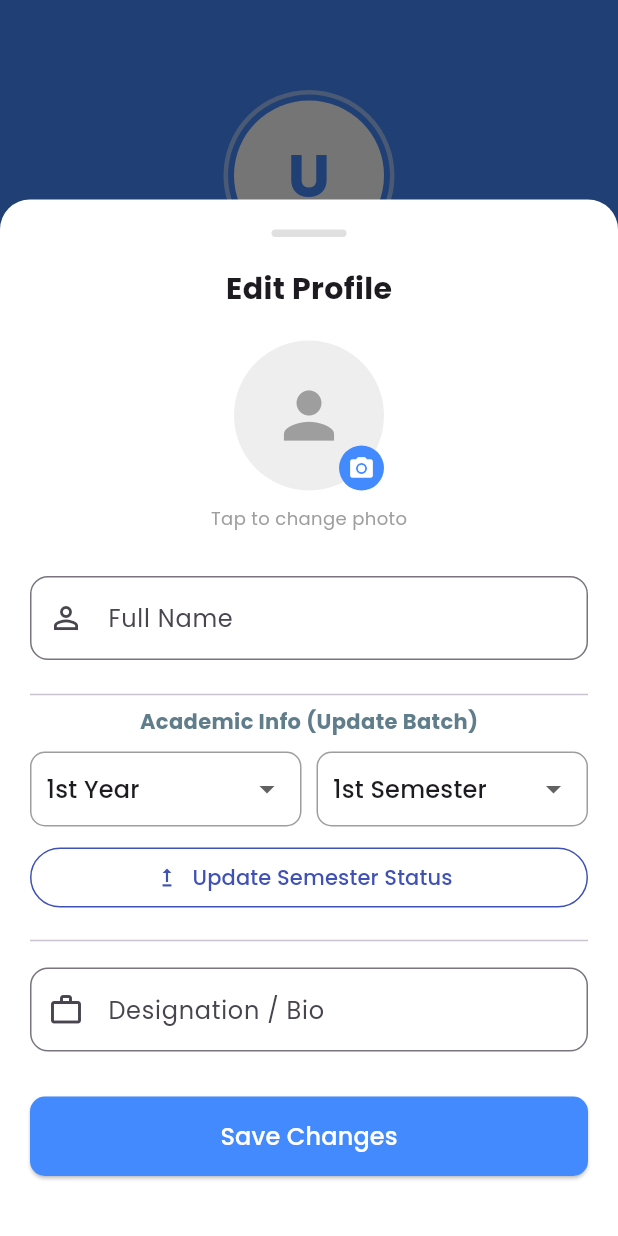
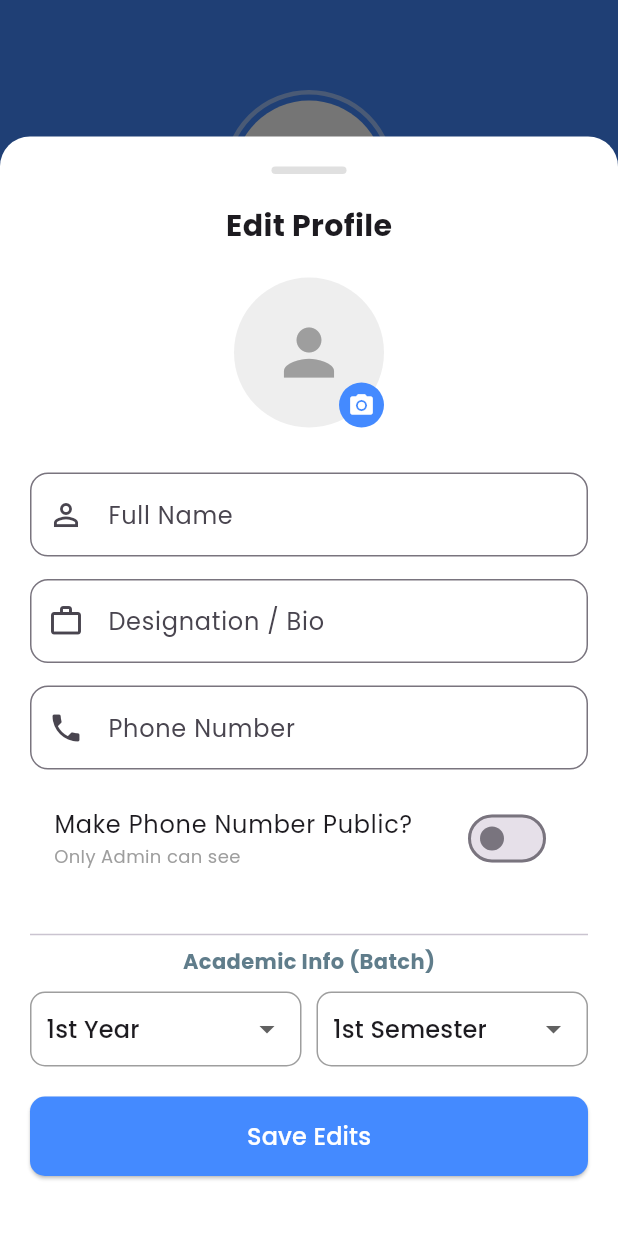
Before and after one commit to SH-Jisan/GSTU_CSE_Connect, a Flutter app: the ProfileScreen screen opened directly, after a tap on the "edit" icon, on a phone screen of 412 x 824 dp. Run offline on Flutter 3.47's test engine with Material 3 defaults, Android fonts, the phone set to English and light mode, and no system bars; our stand-ins replace file_picker, firebase_core, firebase_messaging, flutter_local_notifications, get, get_storage and 3 more; accounts and stored records are empty; network calls fail.

Commit message:
signup screene/edit profile/profile screen e phone number add and privacy toggle button add and profile edit ui upgrade

```diff
--- a/mobile_app/lib/modules/auth/signup_screen.dart
+++ b/mobile_app/lib/modules/auth/signup_screen.dart
@@ -1,4 +1,3 @@
-//D:\app_dev\GSTU_CSE_Connect\mobile_app\lib\modules\auth\signup_screen.dart
 import 'package:flutter/material.dart';
 import 'package:get/get.dart';
 import 'package:google_fonts/google_fonts.dart';
@@ -55,15 +54,21 @@ class SignUpScreen extends StatelessWidget {
               ),
               const SizedBox(height: 20),
 
-              // 2. Common Fields (Name, Email, Pass)
+              // 2. Common Fields
               _buildTextField(controller.nameController, "Full Name", Icons.person),
               const SizedBox(height: 15),
+
               _buildTextField(controller.emailController, "Email Address", Icons.email),
               const SizedBox(height: 15),
+
+              // 🆕 Phone Field (Added)
+              _buildTextField(controller.phoneController, "Phone Number", Icons.phone, isNumber: true),
+              const SizedBox(height: 15),
+
               _buildTextField(controller.passwordController, "Password", Icons.lock, isObscure: true),
               const SizedBox(height: 15),
 
-              // 3. Dynamic Fields (Logic based on Role)
+              // 3. Dynamic Fields
               Obx(() {
                 if (controller.selectedRole.value == 'student') {
                   return Column(
@@ -113,11 +118,11 @@ class SignUpScreen extends StatelessWidget {
     );
   }
 
-  // হেল্পার উইজেট (টেক্সট ফিল্ড বানানোর জন্য)
-  Widget _buildTextField(TextEditingController ctrl, String label, IconData icon, {bool isObscure = false}) {
+  Widget _buildTextField(TextEditingController ctrl, String label, IconData icon, {bool isObscure = false, bool isNumber = false}) {
     return TextField(
       controller: ctrl,
       obscureText: isObscure,
+      keyboardType: isNumber ? TextInputType.phone : TextInputType.text,
       decoration: InputDecoration(
         labelText: label,
         prefixIcon: Icon(icon),
--- a/mobile_app/lib/modules/profile/edit_profile_sheet.dart
+++ b/mobile_app/lib/modules/profile/edit_profile_sheet.dart
@@ -1,21 +1,34 @@
-//D:\app_dev\GSTU_CSE_Connect\mobile_app\lib\modules\profile\edit_profile_sheet.dart
-import 'package:flutter/foundation.dart';
 import 'package:flutter/material.dart';
 import 'package:get/get.dart';
 import 'profile_controller.dart';
-import "../student/controllers/batch_controller.dart";
-
+import '../student/controllers/batch_controller.dart';
 
 class EditProfileSheet extends StatelessWidget {
   final ProfileController controller = Get.find();
   final BatchController batchCtrl = Get.put(BatchController());
-  // আগের ডাটা দিয়ে ফর্ম ফিলাপ করার জন্য কন্ট্রোলার
+
   final TextEditingController nameCtrl;
   final TextEditingController desigCtrl;
+  final TextEditingController phoneCtrl;
 
-  EditProfileSheet({super.key, required String currentName, required String currentDesig})
-      : nameCtrl = TextEditingController(text: currentName),
-        desigCtrl = TextEditingController(text: currentDesig);
+  final String role;
+
+  EditProfileSheet({
+    super.key,
+    required String currentName,
+    required String currentDesig,
+    required String currentPhone,
+    // 🆕 Notun duita parameter nilam
+    required String? currentYear,
+    required String? currentSemester,
+    required this.role,
+  })  : nameCtrl = TextEditingController(text: currentName),
+        desigCtrl = TextEditingController(text: currentDesig),
+        phoneCtrl = TextEditingController(text: currentPhone) {
+
+    // 🪄 Magic Fix: Sheet open howar sathe sathe value set kora holo
+    batchCtrl.setInitialValues(currentYear, currentSemester);
+  }
 
   @override
   Widget build(BuildContext context) {
@@ -29,26 +42,15 @@ class EditProfileSheet extends StatelessWidget {
         child: Column(
           mainAxisSize: MainAxisSize.min,
           children: [
-            // 🏷️ Header
-            Container(
-              width: 50,
-              height: 5,
-              decoration: BoxDecoration(color: Colors.grey[300], borderRadius: BorderRadius.circular(10)),
-            ),
+            Container(width: 50, height: 5, decoration: BoxDecoration(color: Colors.grey[300], borderRadius: BorderRadius.circular(10))),
             const SizedBox(height: 20),
             const Text("Edit Profile", style: TextStyle(fontSize: 20, fontWeight: FontWeight.bold)),
             const SizedBox(height: 20),
 
-            // 📸 Image Picker Circle
-            GetBuilder<ProfileController>(
-                builder: (ctrl) {
+            // Image Picker
+            GetBuilder<ProfileController>(builder: (ctrl) {
               return GestureDetector(
-                    onTap: () {
-                      if (kDebugMode) {
-                        print("🔘 Avatar Tapped! Opening Gallery...");
-                      }
-                      ctrl.pickImage();
-                    },// ছবি সিলেক্ট করার ফাংশন
+                onTap: () => ctrl.pickImage(),
                 child: Stack(
                   alignment: Alignment.bottomRight,
                   children: [
@@ -56,13 +58,12 @@ class EditProfileSheet extends StatelessWidget {
                       radius: 50,
                       backgroundColor: Colors.grey[200],
                       backgroundImage: ctrl.selectedImage != null
-                              ? FileImage(ctrl.selectedImage!) // গ্যালারি থেকে নেওয়া ছবি
-                              : null, // আগে ছবি না থাকলে
+                          ? FileImage(ctrl.selectedImage!)
+                          : null,
                       child: ctrl.selectedImage == null
                           ? const Icon(Icons.person, size: 50, color: Colors.grey)
                           : null,
                     ),
-                        // ক্যামেরা আইকন
                     Container(
                       padding: const EdgeInsets.all(6),
                       decoration: const BoxDecoration(color: Colors.blueAccent, shape: BoxShape.circle),
@@ -71,106 +72,104 @@ class EditProfileSheet extends StatelessWidget {
                   ],
                 ),
               );
-                }
-            ),
-            const SizedBox(height: 10),
-            const Text("Tap to change photo", style: TextStyle(fontSize: 12, color: Colors.grey)),
-
+            }),
             const SizedBox(height: 30),
 
-            // 📝 Name Field
+            // Text Fields
             TextField(
               controller: nameCtrl,
-              decoration: InputDecoration(
-                labelText: "Full Name",
-                prefixIcon: const Icon(Icons.person_outline),
-                border: OutlineInputBorder(borderRadius: BorderRadius.circular(12)),
-              ),
+              decoration: InputDecoration(labelText: "Full Name", prefixIcon: const Icon(Icons.person_outline), border: OutlineInputBorder(borderRadius: BorderRadius.circular(12))),
             ),
             const SizedBox(height: 15),
+            TextField(
+              controller: desigCtrl,
+              decoration: InputDecoration(labelText: "Designation / Bio", prefixIcon: const Icon(Icons.work_outline), border: OutlineInputBorder(borderRadius: BorderRadius.circular(12))),
+            ),
+            const SizedBox(height: 15),
+            TextField(
+              controller: phoneCtrl,
+              keyboardType: TextInputType.phone,
+              decoration: InputDecoration(labelText: "Phone Number", prefixIcon: const Icon(Icons.phone), border: OutlineInputBorder(borderRadius: BorderRadius.circular(12))),
+            ),
 
+            const SizedBox(height: 10),
+
+            Obx(() => SwitchListTile(
+              title: const Text("Make Phone Number Public?"),
+              subtitle: Text(controller.isPhonePublic.value ? "Everyone can see & call" : "Only Admin can see", style: TextStyle(fontSize: 12, color: controller.isPhonePublic.value ? Colors.green : Colors.grey)),
+              value: controller.isPhonePublic.value,
+              onChanged: (val) => controller.isPhonePublic.value = val,
+              activeColor: Colors.blueAccent,
+            )),
+
+            const SizedBox(height: 20),
+
+            // 🎓 Batch Update UI
+            if (role == 'student') ...[
               const Divider(),
-            const Text("Academic Info (Update Batch)", style: TextStyle(fontWeight: FontWeight.bold, color: Colors.blueGrey)),
+              const Text("Academic Info (Batch)", style: TextStyle(fontWeight: FontWeight.bold, color: Colors.blueGrey)),
               const SizedBox(height: 10),
 
               Row(
-              children:[
+                children: [
                   Expanded(
-                  child: Obx(() => _buildDropdown("Year", batchCtrl.selectedYear,
-                      ['1st Year', '2nd Year', '3rd Year', '4th Year', 'Graduated'])),
+                    child: Obx(() => _buildDropdown("Year", batchCtrl.selectedYear, ['1st Year', '2nd Year', '3rd Year', '4th Year', 'Graduated'])),
                   ),
                   const SizedBox(width: 10),
                   Expanded(
                     child: Obx(() => batchCtrl.selectedYear.value == 'Graduated'
                         ? const SizedBox()
-                      : _buildDropdown("Semester", batchCtrl.selectedSemester,
-                      ['1st Semester', '2nd Semester'])),
+                        : _buildDropdown("Semester", batchCtrl.selectedSemester, ['1st Semester', '2nd Semester'])),
                   ),
                 ],
               ),
-            const SizedBox(height: 10),
+              const SizedBox(height: 20),
+            ],
+
+            // 💾 Unified Save Button
             SizedBox(
               width: double.infinity,
-              child: Obx(() => batchCtrl.isLoading.value
-                  ? const Center(child: CircularProgressIndicator())
-                  : OutlinedButton.icon(
-                onPressed: () => batchCtrl.updateBatchStatus(),
-                icon: const Icon(Icons.upgrade),
-                label: const Text("Update Semester Status"),
-                style: OutlinedButton.styleFrom(
-                  foregroundColor: Colors.indigo,
-                  side: const BorderSide(color: Colors.indigo),
-                ),
-              ),
-              ),
-            ),
-            const SizedBox(height: 10,),
-            const Divider(),
-            const SizedBox(height: 10),
-
-            // 📝 Designation Field (শুধুমাত্র স্টাফ/টিচারদের জন্য জরুরি)
-            TextField(
-              controller: desigCtrl,
-              decoration: InputDecoration(
-                labelText: "Designation / Bio",
-                prefixIcon: const Icon(Icons.work_outline),
-                border: OutlineInputBorder(borderRadius: BorderRadius.circular(12)),
-              ),
-            ),
-
-            const SizedBox(height: 30),
-
-            // 💾 Update Button
-            SizedBox(
-              width: double.infinity,
-              child: Obx(() => controller.isLoading.value
+              child: Obx(() => (controller.isLoading.value || batchCtrl.isLoading.value)
                   ? const Center(child: CircularProgressIndicator())
                   : ElevatedButton(
-                onPressed: () {
-                  // আপডেট ফাংশন কল
-                  controller.updateProfile(nameCtrl.text, desigCtrl.text);
+                onPressed: () async {
+                  // 1. Jodi Student hoy, age Batch update koro
+                  if (role == 'student') {
+                    if (batchCtrl.selectedYear.value == 'Graduated') {
+                      batchCtrl.selectedSemester.value = "Completed";
+                    }
+                    await batchCtrl.updateBatchStatus(); // await added
+                  }
+
+                  // 2. Tarpor Main Profile update koro
+                  controller.updateProfile(
+                    nameCtrl.text,
+                    desigCtrl.text,
+                    phoneCtrl.text,
+                  );
                 },
                 style: ElevatedButton.styleFrom(
                   backgroundColor: Colors.blueAccent,
                   padding: const EdgeInsets.symmetric(vertical: 15),
                   shape: RoundedRectangleBorder(borderRadius: BorderRadius.circular(10)),
                 ),
-                child: const Text("Save Changes", style: TextStyle(color: Colors.white, fontSize: 16)),
+                child: const Text("Save Edits", style: TextStyle(color: Colors.white, fontSize: 16)),
               )),
             ),
-            const SizedBox(height: 20), // কি-বোর্ডের জন্য জায়গা
+            const SizedBox(height: 20),
           ],
         ),
       ),
     );
   }
+
   Widget _buildDropdown(String title, RxString value, List<String> items) {
     return Container(
       padding: const EdgeInsets.symmetric(horizontal: 10),
       decoration: BoxDecoration(border: Border.all(color: Colors.grey), borderRadius: BorderRadius.circular(10)),
       child: DropdownButtonHideUnderline(
         child: DropdownButton<String>(
-          value: value.value,
+          value: items.contains(value.value) ? value.value : items.first,
           isExpanded: true,
           items: items.map((e) => DropdownMenuItem(value: e, child: Text(e))).toList(),
           onChanged: (val) => value.value = val!,
--- a/mobile_app/lib/modules/profile/profile_screen.dart
+++ b/mobile_app/lib/modules/profile/profile_screen.dart
@@ -23,16 +23,14 @@ class ProfileScreen extends StatelessWidget {
 
         var user = controller.userData;
 
-        // Safety checks for null values
         bool isStudent = user['role'] == 'student';
         bool isCR = user['is_cr'] == true;
-        // Check if year is 'Graduated' (ensure exact spelling match with what you save)
         bool isGraduated = user['current_year'] == 'Graduated';
 
         return SingleChildScrollView(
           child: Column(
             children: [
-              // 🎨 1. Header Section (Blue Curved Background)
+              // 🎨 1. Header Section
               Container(
                 width: double.infinity,
                 padding: const EdgeInsets.only(top: 60, bottom: 30, left: 20, right: 20),
@@ -46,7 +44,7 @@ class ProfileScreen extends StatelessWidget {
                 ),
                 child: Column(
                   children: [
-                    // Avatar Area
+                    // Avatar
                     Stack(
                       alignment: Alignment.bottomRight,
                       children: [
@@ -59,11 +57,9 @@ class ProfileScreen extends StatelessWidget {
                           child: CircleAvatar(
                             radius: 50,
                             backgroundColor: Colors.white,
-                            // Load image if available, else null
                             backgroundImage: (user['avatar_url'] != null && user['avatar_url'].toString().isNotEmpty)
                                 ? NetworkImage(user['avatar_url'])
                                 : null,
-                            // Show Initials if no image
                             child: (user['avatar_url'] == null || user['avatar_url'].toString().isEmpty)
                                 ? Text(
                               user['name'] != null ? user['name'][0].toString().toUpperCase() : "U",
@@ -72,7 +68,6 @@ class ProfileScreen extends StatelessWidget {
                                 : null,
                           ),
                         ),
-                        // Edit Icon
                         GestureDetector(
                           onTap: () => _openEditSheet(user),
                           child: Container(
@@ -85,7 +80,7 @@ class ProfileScreen extends StatelessWidget {
                     ),
                     const SizedBox(height: 15),
 
-                    // Name & CR Badge Row
+                    // Name & Role
                     Row(
                       mainAxisAlignment: MainAxisAlignment.center,
                       children: [
@@ -96,13 +91,12 @@ class ProfileScreen extends StatelessWidget {
                             overflow: TextOverflow.ellipsis,
                           ),
                         ),
-                        // 🌟 CR Badge Logic
                         if (isCR)
                           Container(
                             margin: const EdgeInsets.only(left: 8),
                             padding: const EdgeInsets.symmetric(horizontal: 8, vertical: 2),
                             decoration: BoxDecoration(
-                                color: Colors.yellow, // CR color
+                                color: Colors.yellow,
                                 borderRadius: BorderRadius.circular(5)
                             ),
                             child: const Text("CR", style: TextStyle(fontWeight: FontWeight.bold, fontSize: 12, color: Colors.black)),
@@ -110,10 +104,29 @@ class ProfileScreen extends StatelessWidget {
                       ],
                     ),
 
+                    // Email
                     Text(
                       user['email'] ?? "",
                       style: const TextStyle(color: Colors.white70, fontSize: 14),
                     ),
+
+                    // 🆕 Phone Number Display
+                    if (user['phone'] != null && user['phone'].toString().isNotEmpty)
+                      Padding(
+                        padding: const EdgeInsets.only(top: 4),
+                        child: Row(
+                          mainAxisAlignment: MainAxisAlignment.center,
+                          children: [
+                            const Icon(Icons.phone, color: Colors.white70, size: 14),
+                            const SizedBox(width: 5),
+                            Text(
+                              user['phone'],
+                              style: const TextStyle(color: Colors.white70, fontSize: 14),
+                            ),
+                          ],
+                        ),
+                      ),
+
                     const SizedBox(height: 10),
 
                     // ID or Designation Chip
@@ -134,12 +147,11 @@ class ProfileScreen extends StatelessWidget {
 
               const SizedBox(height: 25),
 
-              // 🎓 2. Academic Info Cards (Only for Students)
+              // 🎓 2. Academic Info Cards
               if (isStudent)
                 Padding(
                   padding: const EdgeInsets.symmetric(horizontal: 20),
                   child: isGraduated
-                  // 🎓 View for Graduated Students
                       ? Container(
                     width: double.infinity,
                     padding: const EdgeInsets.all(20),
@@ -158,7 +170,6 @@ class ProfileScreen extends StatelessWidget {
                       ],
                     ),
                   )
-                  // 📚 View for Regular Students
                       : Row(
                     children: [
                       _buildInfoCard(Icons.calendar_month, "Session", user['session'] ?? "N/A", Colors.orange),
@@ -188,7 +199,6 @@ class ProfileScreen extends StatelessWidget {
                       onTap: () => _openEditSheet(user),
                     ),
 
-                    // Notification Fix Tile
                     _buildSettingsTile(
                       icon: Icons.notifications_active_outlined,
                       title: "Fix Notifications",
@@ -209,7 +219,6 @@ class ProfileScreen extends StatelessWidget {
                     const Divider(),
                     const SizedBox(height: 10),
 
-                    // Logout Button
                     SizedBox(
                       width: double.infinity,
                       child: ElevatedButton.icon(
@@ -242,6 +251,11 @@ class ProfileScreen extends StatelessWidget {
       EditProfileSheet(
         currentName: user['name'] ?? "",
         currentDesig: user['designation'] ?? "",
+        currentPhone: user['phone'] ?? "",
+        // 🆕 Data pass kora hocche
+        currentYear: user['current_year'],
+        currentSemester: user['current_semester'],
+        role: user['role'] ?? "student",
       ),
       isScrollControlled: true,
     );
--- a/mobile_app/lib/modules/student/controllers/batch_controller.dart
+++ b/mobile_app/lib/modules/student/controllers/batch_controller.dart
@@ -3,32 +3,23 @@ import 'package:get/get.dart';
 import 'package:http/http.dart' as http;
 import 'dart:convert';
 import 'package:shared_preferences/shared_preferences.dart';
-import '../../../../core/constants/api_constants.dart';
+import '../../../core/constants/api_constants.dart';
+import '../../profile/profile_controller.dart'; // ⚠️ Import ProfileController
 
 class BatchController extends GetxController {
   var isLoading = false.obs;
 
-  // Selected Values
   var selectedYear = '1st Year'.obs;
   var selectedSemester = '1st Semester'.obs;
 
-  var isCR = false.obs; // User CR kina seta track korbo
-
-  @override
-  void onInit() {
-    loadUserStatus();
-    super.onInit();
-  }
-
-  void loadUserStatus() async {
-    final prefs = await SharedPreferences.getInstance();
-    // Profile API theke 'is_cr' load kora uchit chilo,
-    // tobe amra dhore nicchi login/profile data theke pabo.
-    // Simplicity er jonno amra profile theke data ene ekhane set korbo UI te.
+  // 🆕 Initial Value Set korar function
+  void setInitialValues(String? year, String? semester) {
+    if (year != null && year != "N/A") selectedYear.value = year;
+    if (semester != null && semester != "N/A") selectedSemester.value = semester;
   }
 
   // 🚀 Update Function
-  void updateBatchStatus() async {
+  Future<void> updateBatchStatus() async {
     try {
       isLoading(true);
       final prefs = await SharedPreferences.getInstance();
@@ -45,13 +36,16 @@ class BatchController extends GetxController {
       );
 
       if (response.statusCode == 200) {
-        var msg = jsonDecode(response.body)['message'];
-        Get.snackbar("Success 🎉", msg, backgroundColor: Colors.green, colorText: Colors.white);
+        // ✅ Success: Ekhon Profile Refresh korbo
+        if (Get.isRegistered<ProfileController>()) {
+          Get.find<ProfileController>().fetchProfile();
+        }
+        // User ke alada snackbar dewar dorkar nai jodi amra 'Save Edits' button e kaj kori
       } else {
-        Get.snackbar("Error", "Update failed");
+        Get.snackbar("Error", "Batch update failed");
       }
     } catch (e) {
-      Get.snackbar("Error", "Connection error");
+      Get.snackbar("Error", "Connection error in batch update");
     } finally {
       isLoading(false);
     }
```
Also changed, not shown: mobile_app/lib/modules/auth/signup_controller.dart (+8 -1 lines), mobile_app/lib/modules/profile/profile_controller.dart (+93 -100 lines), mobile_app/lib/modules/student/screens/students_list_screen.dart (+50 -31 lines). Lines whose indentation alone changed are shown as unchanged.
